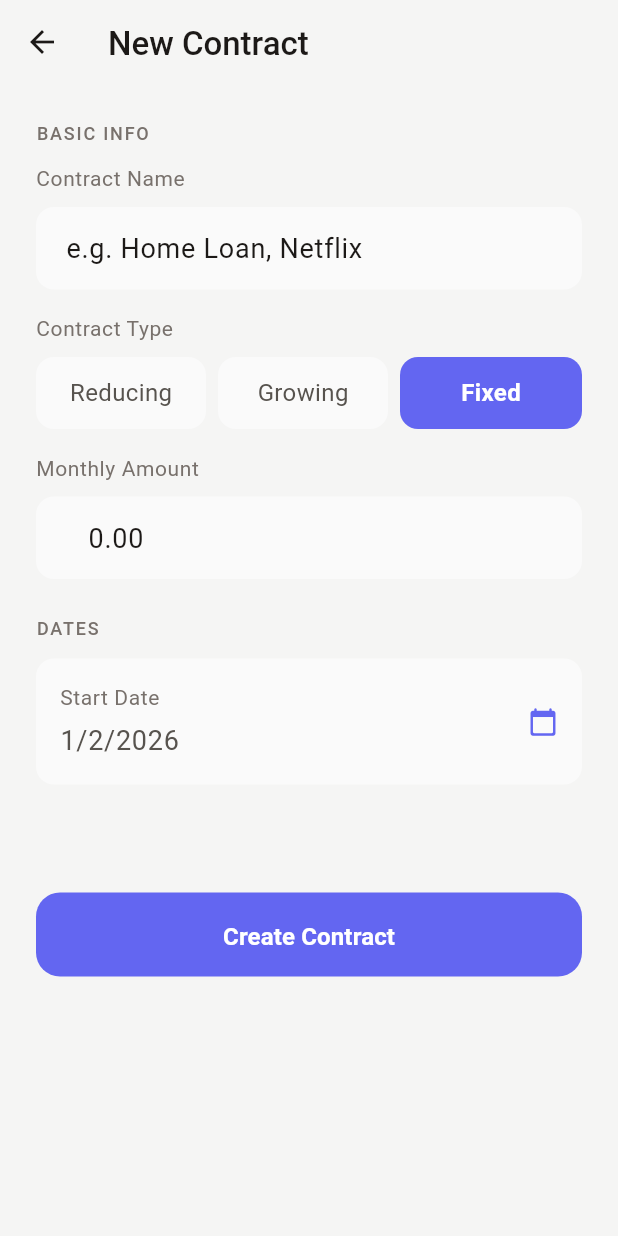
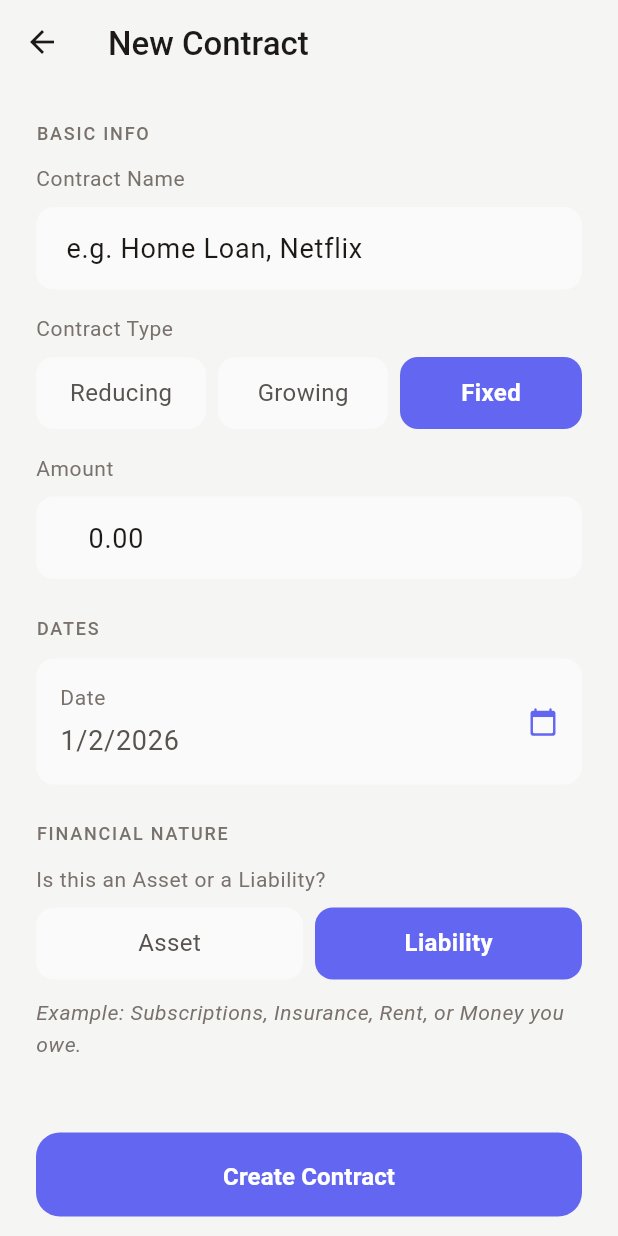
Before and after one commit to Abh1navAbhinav/sookshicha_dhukkikenda, a Flutter app: the AddContractScreen screen opened directly, on a phone screen of 412 x 824 dp. Run offline on Flutter 3.47's test engine with Material 3 defaults, Android fonts, the phone set to English and light mode, and no system bars; our stand-ins replace cloud_firestore, connectivity_plus, dartz, dio, equatable, firebase_auth and 7 more; accounts and stored records are empty.

Commit message:
Add asset/liability classification for fixed contracts

```diff
--- a/lib/domain/entities/contract/metadata/contract_metadata.dart
+++ b/lib/domain/entities/contract/metadata/contract_metadata.dart
@@ -336,6 +336,7 @@ final class FixedContractMetadata extends ContractMetadata {
     this.beneficiaries,
     this.paymentMethod,
     this.reminderDays,
+    this.isLiability = true,
   });
 
   /// Billing cycle (monthly, quarterly, yearly)
@@ -368,6 +369,9 @@ final class FixedContractMetadata extends ContractMetadata {
   /// Days before renewal to remind the user
   final int? reminderDays;
 
+  /// Whether this is a liability (true) or an asset (false)
+  final bool isLiability;
+
   @override
   String get metadataType => 'fixed';
 
@@ -391,6 +395,7 @@ final class FixedContractMetadata extends ContractMetadata {
     List<String>? beneficiaries,
     String? paymentMethod,
     int? reminderDays,
+    bool? isLiability,
   }) {
     return FixedContractMetadata(
       billingCycle: billingCycle ?? this.billingCycle,
@@ -403,6 +408,7 @@ final class FixedContractMetadata extends ContractMetadata {
       beneficiaries: beneficiaries ?? this.beneficiaries,
       paymentMethod: paymentMethod ?? this.paymentMethod,
       reminderDays: reminderDays ?? this.reminderDays,
+      isLiability: isLiability ?? this.isLiability,
     );
   }
 
@@ -420,6 +426,7 @@ final class FixedContractMetadata extends ContractMetadata {
       'beneficiaries': beneficiaries,
       'paymentMethod': paymentMethod,
       'reminderDays': reminderDays,
+      'isLiability': isLiability,
     };
   }
 
@@ -439,6 +446,7 @@ final class FixedContractMetadata extends ContractMetadata {
           .toList(),
       paymentMethod: json['paymentMethod'] as String?,
       reminderDays: json['reminderDays'] as int?,
+      isLiability: json['isLiability'] as bool? ?? true,
     );
   }
 
@@ -454,6 +462,7 @@ final class FixedContractMetadata extends ContractMetadata {
     beneficiaries,
     paymentMethod,
     reminderDays,
+    isLiability,
   ];
 }
 
--- a/lib/presentation/bloc/contract_detail/contract_detail_state.dart
+++ b/lib/presentation/bloc/contract_detail/contract_detail_state.dart
@@ -146,6 +146,7 @@ final class ContractDetailLoaded extends ContractDetailState {
       autoRenew: metadata.autoRenew,
       renewalDate: metadata.renewalDate,
       totalPaid: monthlyAmount * monthsElapsed,
+      isLiability: metadata.isLiability,
     );
   }
 
@@ -299,6 +300,7 @@ class FixedDetails {
     required this.billingCycle,
     required this.autoRenew,
     required this.totalPaid,
+    required this.isLiability,
     this.renewalDate,
   });
 
@@ -307,4 +309,5 @@ class FixedDetails {
   final bool autoRenew;
   final DateTime? renewalDate;
   final double totalPaid;
+  final bool isLiability;
 }
--- a/lib/presentation/pages/contracts/add_contract_screen.dart
+++ b/lib/presentation/pages/contracts/add_contract_screen.dart
@@ -25,6 +25,7 @@ class _AddContractScreenState extends State<AddContractScreen> {
   ContractType _selectedType = ContractType.fixed;
   DateTime _startDate = DateTime.now();
   DateTime? _endDate;
+  bool _isLiability = true;
 
   // Metadata specific fields
   final _lenderController = TextEditingController();
@@ -55,6 +56,11 @@ class _AddContractScreenState extends State<AddContractScreen> {
         _principalController.text = meta.principalAmount.toString();
         _tenureController.text = meta.tenureMonths.toString();
         _lenderController.text = meta.lenderName ?? '';
+      }
+
+      if (c.type == ContractType.fixed && c.metadata is FixedContractMetadata) {
+        final meta = c.metadata as FixedContractMetadata;
+        _isLiability = meta.isLiability;
       }
     }
 
@@ -153,7 +159,9 @@ class _AddContractScreenState extends State<AddContractScreen> {
                 _buildTextField(
                   controller: _amountController,
                   focusNode: _amountFocus,
-                  label: 'Monthly Amount',
+                  label: _selectedType == ContractType.fixed
+                      ? 'Amount'
+                      : 'Monthly Amount',
                   hint: '0.00',
                   keyboardType: TextInputType.number,
                   prefixText: '₹ ',
@@ -164,7 +172,9 @@ class _AddContractScreenState extends State<AddContractScreen> {
                 const SizedBox(height: 24),
                 _buildSectionTitle('Dates'),
                 _buildDatePicker(
-                  label: 'Start Date',
+                  label: _selectedType == ContractType.fixed
+                      ? 'Date'
+                      : 'Start Date',
                   value: _startDate,
                   onTap: () async {
                     final date = await showDatePicker(
@@ -431,6 +441,89 @@ class _AddContractScreenState extends State<AddContractScreen> {
         ],
       );
     }
+
+    if (_selectedType == ContractType.fixed) {
+      return Column(
+        crossAxisAlignment: CrossAxisAlignment.start,
+        children: [
+          _buildSectionTitle('Financial Nature'),
+          Text(
+            'Is this an Asset or a Liability?',
+            style: CalmTheme.textTheme.bodySmall,
+          ),
+          const SizedBox(height: 8),
+          Row(
+            children: [
+              Expanded(
+                child: GestureDetector(
+                  onTap: () => setState(() => _isLiability = false),
+                  child: Container(
+                    padding: const EdgeInsets.symmetric(vertical: 12),
+                    decoration: BoxDecoration(
+                      color: !_isLiability
+                          ? CalmTheme.primary
+                          : CalmTheme.surface,
+                      borderRadius: BorderRadius.circular(CalmTheme.radiusMd),
+                    ),
+                    child: Center(
+                      child: Text(
+                        'Asset',
+                        style: TextStyle(
+                          color: !_isLiability
+                              ? Colors.white
+                              : CalmTheme.textSecondary,
+                          fontWeight: !_isLiability
+                              ? FontWeight.bold
+                              : FontWeight.normal,
+                        ),
+                      ),
+                    ),
+                  ),
+                ),
+              ),
+              const SizedBox(width: 8),
+              Expanded(
+                child: GestureDetector(
+                  onTap: () => setState(() => _isLiability = true),
+                  child: Container(
+                    padding: const EdgeInsets.symmetric(vertical: 12),
+                    decoration: BoxDecoration(
+                      color: _isLiability
+                          ? CalmTheme.primary
+                          : CalmTheme.surface,
+                      borderRadius: BorderRadius.circular(CalmTheme.radiusMd),
+                    ),
+                    child: Center(
+                      child: Text(
+                        'Liability',
+                        style: TextStyle(
+                          color: _isLiability
+                              ? Colors.white
+                              : CalmTheme.textSecondary,
+                          fontWeight: _isLiability
+                              ? FontWeight.bold
+                              : FontWeight.normal,
+                        ),
+                      ),
+                    ),
+                  ),
+                ),
+              ),
+            ],
+          ),
+          const SizedBox(height: 12),
+          Text(
+            _isLiability
+                ? 'Example: Subscriptions, Insurance, Rent, or Money you owe.'
+                : 'Example: Fixed Deposits, Recurring Deposits, or Money owed to you.',
+            style: CalmTheme.textTheme.bodySmall?.copyWith(
+              color: CalmTheme.textMuted,
+              fontStyle: FontStyle.italic,
+            ),
+          ),
+        ],
+      );
+    }
     return const SizedBox.shrink();
   }
 
@@ -506,8 +599,9 @@ class _AddContractScreenState extends State<AddContractScreen> {
     } else if (_selectedType == ContractType.growing) {
       metadata = GrowingContractMetadata(currentValue: 0, totalInvested: 0);
     } else {
-      metadata = const FixedContractMetadata(
+      metadata = FixedContractMetadata(
         billingCycle: BillingCycle.monthly,
+        isLiability: _isLiability,
       );
     }
 
```
Also changed, not shown: lib/presentation/pages/contract_detail/contract_detail_screen.dart (+61 -26 lines).
